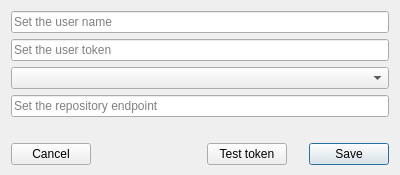
This is src/git_server/ServerConfigDlg.ui in francescmm/GitQlient as Qt 5 draws it before an edit. The edited form follows.
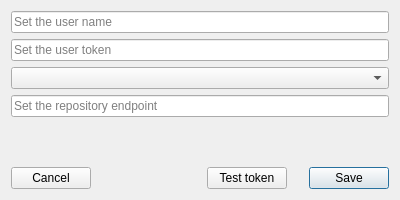
This is the edited form.

Commit message: Improving git server config dialog

Diff of the .ui file:
```diff
--- a/src/git_server/ServerConfigDlg.ui
+++ b/src/git_server/ServerConfigDlg.ui
@@ -7,77 +7,83 @@
     <x>0</x>
     <y>0</y>
     <width>400</width>
-    <height>175</height>
+    <height>200</height>
    </rect>
   </property>
   <property name="minimumSize">
    <size>
     <width>400</width>
-    <height>175</height>
+    <height>200</height>
    </size>
   </property>
   <property name="maximumSize">
    <size>
     <width>400</width>
-    <height>175</height>
+    <height>200</height>
    </size>
   </property>
   <property name="windowTitle">
    <string>Server configuration</string>
   </property>
   <layout class="QGridLayout" name="gridLayout">
-   <item row="5" column="4">
+   <item row="6" column="6">
     <widget class="QPushButton" name="pbAccept">
      <property name="text">
       <string>Save</string>
      </property>
     </widget>
    </item>
-   <item row="5" column="2">
-    <widget class="QPushButton" name="pbTest">
-     <property name="text">
-      <string>Test token</string>
+   <item row="6" column="1">
+    <spacer name="horizontalSpacer">
+     <property name="orientation">
+      <enum>Qt::Horizontal</enum>
      </property>
-    </widget>
+     <property name="sizeHint" stdset="0">
+      <size>
+       <width>40</width>
+       <height>20</height>
+      </size>
+     </property>
+    </spacer>
    </item>
-   <item row="0" column="0" colspan="5">
+   <item row="4" column="0">
+    <spacer name="verticalSpacer">
+     <property name="orientation">
+      <enum>Qt::Vertical</enum>
+     </property>
+     <property name="sizeHint" stdset="0">
+      <size>
+       <width>20</width>
+       <height>40</height>
+      </size>
+     </property>
+    </spacer>
+   </item>
+   <item row="0" column="0" colspan="7">
     <widget class="QLineEdit" name="leUserName">
      <property name="placeholderText">
       <string>Set the user name</string>
      </property>
     </widget>
    </item>
-   <item row="5" column="3">
-    <spacer name="horizontalSpacer_2">
-     <property name="orientation">
-      <enum>Qt::Horizontal</enum>
-     </property>
-     <property name="sizeType">
-      <enum>QSizePolicy::Fixed</enum>
-     </property>
-     <property name="sizeHint" stdset="0">
-      <size>
-       <width>10</width>
-       <height>20</height>
-      </size>
-     </property>
-    </spacer>
-   </item>
-   <item row="4" column="0" colspan="5">
+   <item row="6" column="2">
     <widget class="QLabel" name="lTestResult">
      <property name="text">
       <string/>
      </property>
     </widget>
    </item>
-   <item row="3" column="0" colspan="5">
-    <widget class="QLineEdit" name="leEndPoint">
-     <property name="placeholderText">
-      <string>Set the repository endpoint</string>
+   <item row="6" column="0">
+    <widget class="QPushButton" name="pbCancel">
+     <property name="text">
+      <string>Cancel</string>
      </property>
     </widget>
    </item>
-   <item row="1" column="0" colspan="5">
+   <item row="2" column="0" colspan="7">
+    <widget class="QComboBox" name="cbServer"/>
+   </item>
+   <item row="1" column="0" colspan="7">
     <widget class="QLineEdit" name="leUserToken">
      <property name="echoMode">
       <enum>QLineEdit::Password</enum>
@@ -87,28 +93,48 @@
      </property>
     </widget>
    </item>
-   <item row="5" column="0">
-    <widget class="QPushButton" name="pbCancel">
+   <item row="6" column="4">
+    <widget class="QPushButton" name="pbTest">
      <property name="text">
-      <string>Cancel</string>
+      <string>Test token</string>
      </property>
     </widget>
    </item>
-   <item row="5" column="1">
-    <spacer name="horizontalSpacer">
+   <item row="6" column="5">
+    <spacer name="horizontalSpacer_2">
      <property name="orientation">
       <enum>Qt::Horizontal</enum>
      </property>
+     <property name="sizeType">
+      <enum>QSizePolicy::Fixed</enum>
+     </property>
      <property name="sizeHint" stdset="0">
       <size>
-       <width>207</width>
+       <width>10</width>
        <height>20</height>
       </size>
      </property>
     </spacer>
    </item>
-   <item row="2" column="0" colspan="5">
-    <widget class="QComboBox" name="cbServer"/>
+   <item row="3" column="0" colspan="7">
+    <widget class="QLineEdit" name="leEndPoint">
+     <property name="placeholderText">
+      <string>Set the repository endpoint</string>
+     </property>
+    </widget>
+   </item>
+   <item row="6" column="3">
+    <spacer name="horizontalSpacer_3">
+     <property name="orientation">
+      <enum>Qt::Horizontal</enum>
+     </property>
+     <property name="sizeHint" stdset="0">
+      <size>
+       <width>40</width>
+       <height>20</height>
+      </size>
+     </property>
+    </spacer>
    </item>
   </layout>
  </widget>
```
The commit also changes 1 other file.
